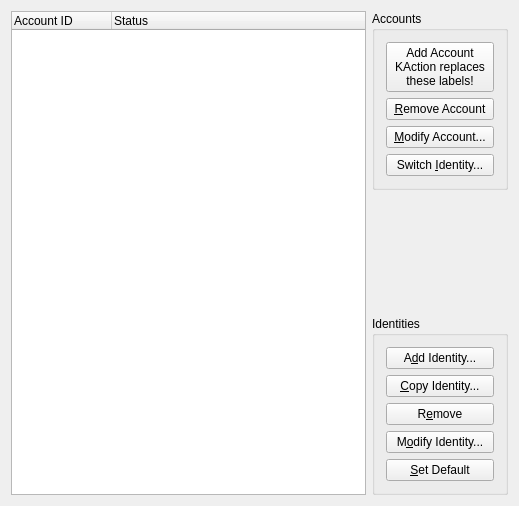
First picture: the form in kopete/config/accounts/kopeteaccountconfigbase.ui, repository KDE/kopete, before the edit.
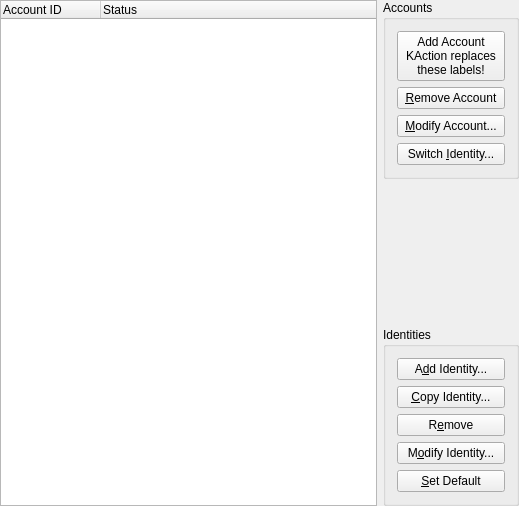
Second picture: the form after the edit.

Commit message: Clean up widget margins for config widgets, so that each config page's widget lines up with the title label and the page selector.

The edit to the form file:
```diff
--- a/kopete/config/accounts/kopeteaccountconfigbase.ui
+++ b/kopete/config/accounts/kopeteaccountconfigbase.ui
@@ -14,6 +14,18 @@
    <string>Manage Accounts</string>
   </property>
   <layout class="QHBoxLayout" >
+   <property name="leftMargin" >
+    <number>0</number>
+   </property>
+   <property name="topMargin" >
+    <number>0</number>
+   </property>
+   <property name="rightMargin" >
+    <number>0</number>
+   </property>
+   <property name="bottomMargin" >
+    <number>0</number>
+   </property>
    <item>
     <widget class="QTreeWidget" name="mAccountList" >
      <property name="acceptDrops" >
```
The commit also changes 3 other files.
